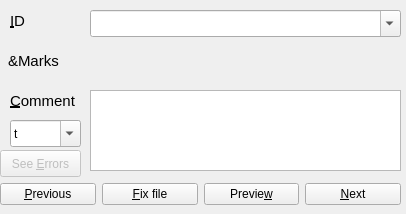
Above: grader_improved/grader_editor.ui from shubhamshuklaer/autog before the change. Below: the same form after it.
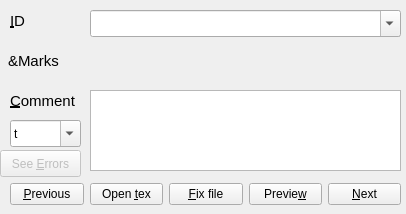
That is the form after the change.

Commit message: Added the open tex button and corrected the heighlight btn problem on the project load widget

```diff
--- a/grader_improved/grader_editor.ui
+++ b/grader_improved/grader_editor.ui
@@ -132,9 +132,9 @@
   <widget class="QWidget" name="layoutWidget">
    <property name="geometry">
     <rect>
-     <x>0</x>
+     <x>10</x>
      <y>180</y>
-     <width>401</width>
+     <width>391</width>
      <height>29</height>
     </rect>
    </property>
@@ -160,6 +160,22 @@
       </property>
      </widget>
     </item>
+    <item>
+     <widget class="QPushButton" name="open_tex_btn">
+      <property name="focusPolicy">
+       <enum>Qt::TabFocus</enum>
+      </property>
+      <property name="styleSheet">
+       <string notr="true">QPushButton:focus { 
+  border-style: outset;
+}
+</string>
+      </property>
+      <property name="text">
+       <string>Open &amp;tex</string>
+      </property>
+     </widget>
+    </item>
     <item>
      <widget class="QPushButton" name="fix_file_btn">
       <property name="enabled">
```
The commit also changes 7 other files.
